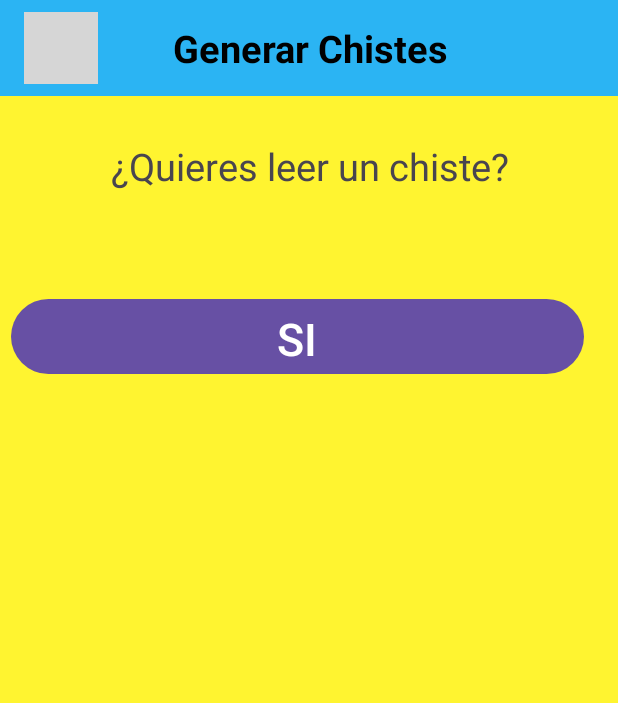
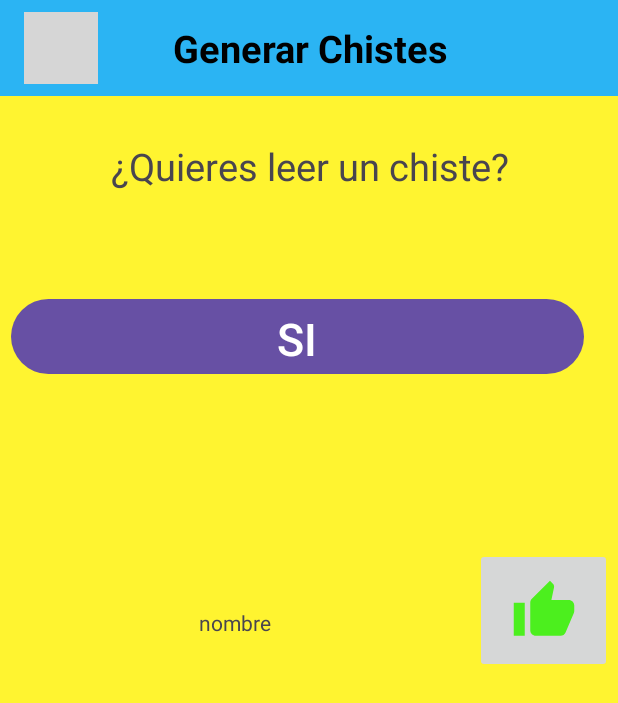
Before and after one commit to flores082/Chistes-y-mas-Chistes, an Android app: the JokeGeneratorActivity screen opened directly, with no data from a screen before it, after a tap on "SI", on a phone screen of 412 x 824 dp. Shown: the top 703 px of the screen. Run offline under Robolectric (Android 15) with nearby library versions, the phone set to English and light mode, and no system bars; our stand-ins replace Room's generated code; grey boxes are pictures that could not be loaded.

Commit message:
guardar chiste

```diff
--- a/app/src/main/java/com/example/flores_Alvarado_Sepulveda/chistesymaschistes/Adapter/Lista_Adapter.kt
+++ b/app/src/main/java/com/example/flores_Alvarado_Sepulveda/chistesymaschistes/Adapter/Lista_Adapter.kt
@@ -41,7 +41,7 @@ class Lista_Adapter(private val LC: MutableList<mostrado>,context: Context):
             val guardar = itemView.findViewById<AppCompatImageButton>(R.id.imageButton)
 
             fun bin(producto: mostrado, numeroUnico: Int){
-                val textoMostrado = "${producto.c} - $numeroUnico"
+                val textoMostrado = "${producto.c} "
                 textView.text = textoMostrado
 
                 guardar.setOnClickListener{
--- a/app/src/main/java/com/example/flores_Alvarado_Sepulveda/chistesymaschistes/JokeGeneratorActivity.kt
+++ b/app/src/main/java/com/example/flores_Alvarado_Sepulveda/chistesymaschistes/JokeGeneratorActivity.kt
@@ -53,7 +53,8 @@ class JokeGeneratorActivity : AppCompatActivity(), ApiCallback {
         refreshButton.setOnClickListener {
             mediaPlayer.start()
             // Trigger API request when the button is clicked
-            requestRandomJoke()
+            lista_agregada("nombre")
+            //requestRandomJoke()
         }
 
 
@@ -114,7 +115,7 @@ class JokeGeneratorActivity : AppCompatActivity(), ApiCallback {
     }
 
     fun lista_agregada(chiste:String){
-        val nombreEntity = mostrado(c = chiste +" - ${nombresList.size + 1}")
+        val nombreEntity = mostrado(c = chiste )
         nombresList.add(nombreEntity)
         adapter.notifyItemInserted(nombresList.size - 1)
 
```
